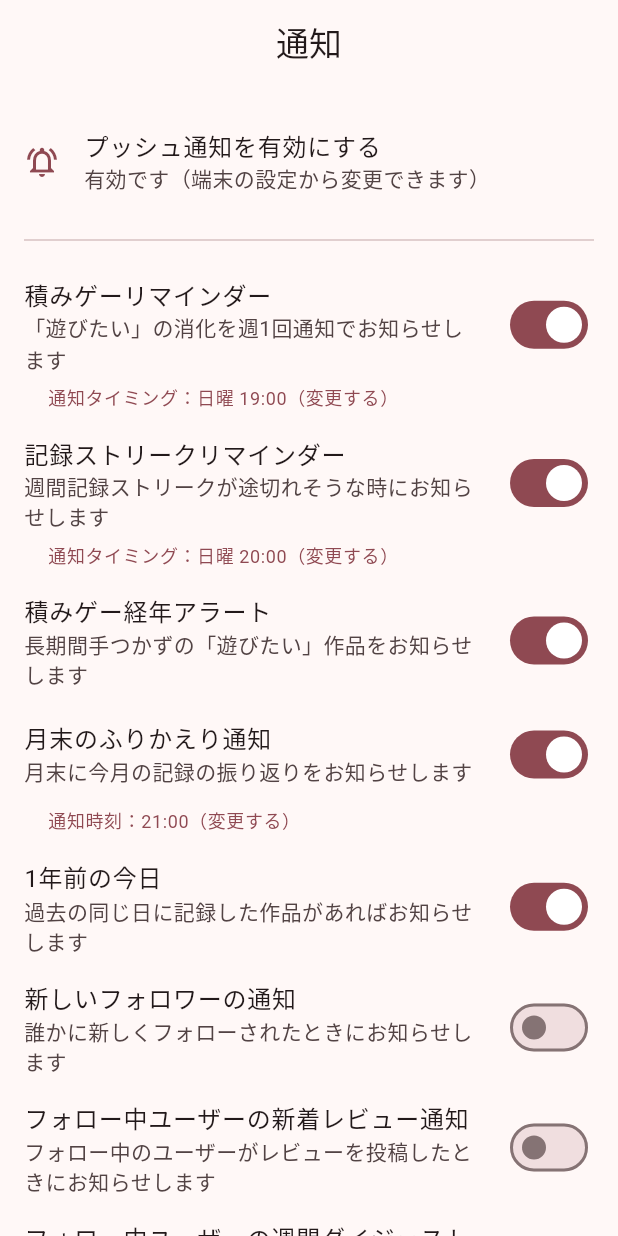
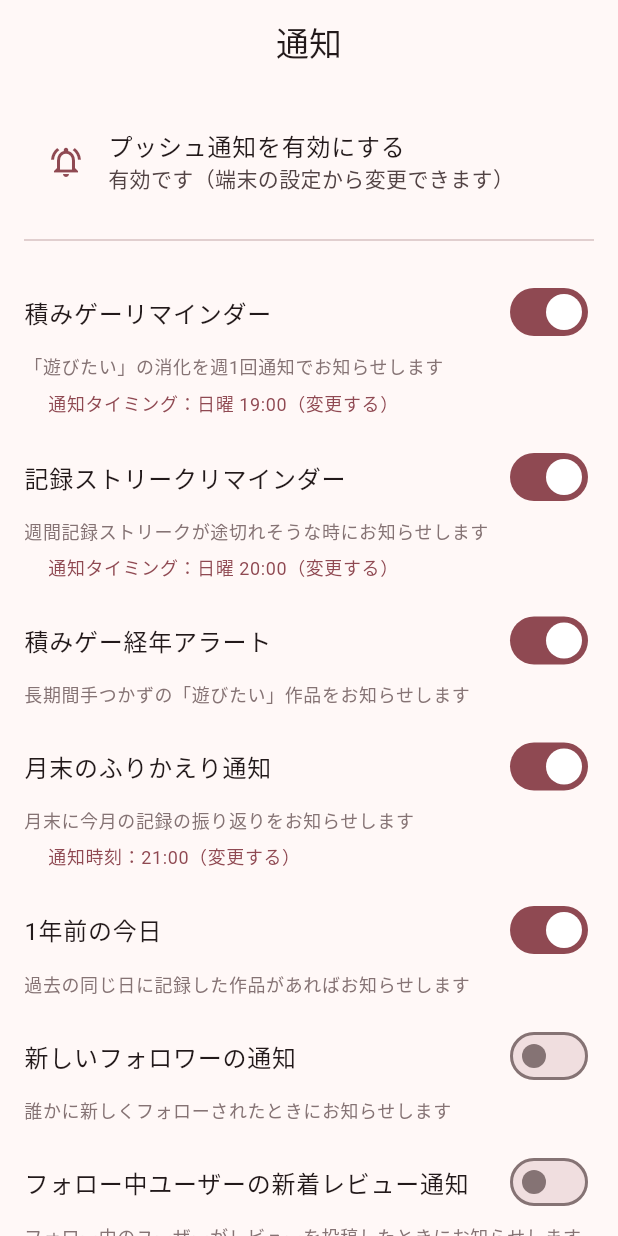
Before and after one commit to BIFFI1130/savepoint, a Flutter app: the SettingsNotificationsScreen screen opened by its route, on a phone screen of 412 x 824 dp. Run offline on Flutter 3.47's test engine with Material 3 defaults, Android fonts, the phone set to English and light mode, and no system bars; our stand-ins replace app_links, cached_network_image, firebase_analytics, firebase_core, firebase_crashlytics, firebase_messaging and 17 more; missing offline and left inert: app_tracking_transparency, home_widget, purchases_flutter; accounts and stored records are empty; network calls fail; statements that could not run were skipped.

Commit message:
トグル付き設定項目のレイアウトを見直し、不要な改行を防ぐ
SwitchListTileは説明文の幅もトグルの分だけ狭くなり、わずかな文字数でも
改行が起きやすかったため、タイトル+トグルを同じ行に、説明文はその下に
全幅で表示するToggleOptionTileを新設し、通知設定・プロフィール編集の
計9箇所を置き換える。

Co-Authored-By: Claude Sonnet 5 <noreply@anthropic.com>

```diff
--- /dev/null
+++ b/lib/core/widgets/toggle_option_tile.dart
@@ -0,0 +1,52 @@
+import 'package:flutter/material.dart';
+
+/// トグル付きの設定項目1件分の表示。
+///
+/// [SwitchListTile] はタイトル・説明文の両方の高さに渡ってトグルが横に
+/// 並ぶため、説明文の実際に使える幅がトグルの分だけ狭くなり、わずかな
+/// 文字数でも不要な改行が起きやすい。ここではタイトルとトグルだけを
+/// 同じ行に並べ、説明文はその下に全幅で表示する。
+class ToggleOptionTile extends StatelessWidget {
+  const ToggleOptionTile({
+    super.key,
+    required this.title,
+    required this.subtitle,
+    required this.value,
+    required this.onChanged,
+  });
+
+  final String title;
+  final String subtitle;
+  final bool value;
+  final ValueChanged<bool>? onChanged;
+
+  @override
+  Widget build(BuildContext context) {
+    return InkWell(
+      onTap: onChanged == null ? null : () => onChanged!(!value),
+      child: Padding(
+        padding: const EdgeInsets.symmetric(vertical: 8),
+        child: Column(
+          crossAxisAlignment: CrossAxisAlignment.start,
+          children: [
+            Row(
+              children: [
+                Expanded(
+                  child: Text(title, style: Theme.of(context).textTheme.bodyLarge),
+                ),
+                Switch(value: value, onChanged: onChanged),
+              ],
+            ),
+            const SizedBox(height: 4),
+            Text(
+              subtitle,
+              style: Theme.of(context).textTheme.bodySmall?.copyWith(
+                    color: Theme.of(context).colorScheme.outline,
+                  ),
+            ),
+          ],
+        ),
+      ),
+    );
+  }
+}
--- a/lib/features/settings/presentation/screens/settings_notifications_screen.dart
+++ b/lib/features/settings/presentation/screens/settings_notifications_screen.dart
@@ -8,6 +8,7 @@ import '../../../../core/notifications/memories_reminder_service.dart';
 import '../../../../core/notifications/monthly_recap_reminder_service.dart';
 import '../../../../core/notifications/push_notification_service.dart';
 import '../../../../core/notifications/streak_reminder_service.dart';
+import '../../../../core/widgets/toggle_option_tile.dart';
 import '../../../game_log/presentation/providers/log_providers.dart';
 import '../../../social/presentation/providers/social_providers.dart';
 
@@ -140,12 +141,11 @@ class _SettingsNotificationsScreenState
           Consumer(
             builder: (context, ref, _) {
               final enabledAsync = ref.watch(backlogReminderEnabledProvider);
-              return SwitchListTile(
+              return ToggleOptionTile(
                 value: enabledAsync.value ?? false,
                 onChanged: enabledAsync.isLoading ? null : _toggleBacklogReminder,
-                contentPadding: EdgeInsets.zero,
-                title: const Text('積みゲーリマインダー'),
-                subtitle: const Text('「遊びたい」の消化を週1回通知でお知らせします'),
+                title: '積みゲーリマインダー',
+                subtitle: '「遊びたい」の消化を週1回通知でお知らせします',
               );
             },
           ),
@@ -159,12 +159,11 @@ class _SettingsNotificationsScreenState
           Consumer(
             builder: (context, ref, _) {
               final enabledAsync = ref.watch(streakReminderEnabledProvider);
-              return SwitchListTile(
+              return ToggleOptionTile(
                 value: enabledAsync.value ?? false,
                 onChanged: enabledAsync.isLoading ? null : _toggleStreakReminder,
-                contentPadding: EdgeInsets.zero,
-                title: const Text('記録ストリークリマインダー'),
-                subtitle: const Text('週間記録ストリークが途切れそうな時にお知らせします'),
+                title: '記録ストリークリマインダー',
+                subtitle: '週間記録ストリークが途切れそうな時にお知らせします',
               );
             },
           ),
@@ -184,25 +183,23 @@ class _SettingsNotificationsScreenState
           Consumer(
             builder: (context, ref, _) {
               final enabledAsync = ref.watch(agedBacklogReminderEnabledProvider);
-              return SwitchListTile(
+              return ToggleOptionTile(
                 value: enabledAsync.value ?? false,
                 onChanged:
                     enabledAsync.isLoading ? null : _toggleAgedBacklogReminder,
-                contentPadding: EdgeInsets.zero,
-                title: const Text('積みゲー経年アラート'),
-                subtitle: const Text('長期間手つかずの「遊びたい」作品をお知らせします'),
+                title: '積みゲー経年アラート',
+                subtitle: '長期間手つかずの「遊びたい」作品をお知らせします',
               );
             },
           ),
           Consumer(
             builder: (context, ref, _) {
               final enabledAsync = ref.watch(monthlyRecapEnabledProvider);
-              return SwitchListTile(
+              return ToggleOptionTile(
                 value: enabledAsync.value ?? false,
                 onChanged: enabledAsync.isLoading ? null : _toggleMonthlyRecap,
-                contentPadding: EdgeInsets.zero,
-                title: const Text('月末のふりかえり通知'),
-                subtitle: const Text('月末に今月の記録の振り返りをお知らせします'),
+                title: '月末のふりかえり通知',
+                subtitle: '月末に今月の記録の振り返りをお知らせします',
               );
             },
           ),
@@ -216,66 +213,61 @@ class _SettingsNotificationsScreenState
           Consumer(
             builder: (context, ref, _) {
               final enabledAsync = ref.watch(memoriesReminderEnabledProvider);
-              return SwitchListTile(
+              return ToggleOptionTile(
                 value: enabledAsync.value ?? false,
                 onChanged:
                     enabledAsync.isLoading ? null : _toggleMemoriesReminder,
-                contentPadding: EdgeInsets.zero,
-                title: const Text('1年前の今日'),
-                subtitle: const Text('過去の同じ日に記録した作品があればお知らせします'),
+                title: '1年前の今日',
+                subtitle: '過去の同じ日に記録した作品があればお知らせします',
               );
             },
           ),
           Consumer(
             builder: (context, ref, _) {
               final profileAsync = ref.watch(myProfileProvider);
-              return SwitchListTile(
+              return ToggleOptionTile(
                 value: profileAsync.value?.notifyNewFollower ?? true,
                 onChanged:
                     profileAsync.isLoading ? null : _toggleNotifyNewFollower,
-                contentPadding: EdgeInsets.zero,
-                title: const Text('新しいフォロワーの通知'),
-                subtitle: const Text('誰かに新しくフォローされたときにお知らせします'),
+                title: '新しいフォロワーの通知',
+                subtitle: '誰かに新しくフォローされたときにお知らせします',
               );
             },
           ),
           Consumer(
             builder: (context, ref, _) {
               final profileAsync = ref.watch(myProfileProvider);
-              return SwitchListTile(
+              return ToggleOptionTile(
                 value: profileAsync.value?.notifyFollowingReviews ?? true,
                 onChanged: profileAsync.isLoading
                     ? null
                     : _toggleNotifyFollowingReviews,
-                contentPadding: EdgeInsets.zero,
-                title: const Text('フォロー中ユーザーの新着レビュー通知'),
-                subtitle: const Text('フォロー中のユーザーがレビューを投稿したときにお知らせします'),
+                title: 'フォロー中ユーザーの新着レビュー通知',
+                subtitle: 'フォロー中のユーザーがレビューを投稿したときにお知らせします',
               );
             },
           ),
           Consumer(
             builder: (context, ref, _) {
               final profileAsync = ref.watch(myProfileProvider);
-              return SwitchListTile(
+              return ToggleOptionTile(
                 value: profileAsync.value?.notifyWeeklyDigest ?? true,
                 onChanged:
                     profileAsync.isLoading ? null : _toggleNotifyWeeklyDigest,
-                contentPadding: EdgeInsets.zero,
-                title: const Text('フォロー中ユーザーの週間ダイジェスト'),
-                subtitle: const Text('週1回、フォロー中のユーザーの新着記録をまとめてお知らせします'),
+                title: 'フォロー中ユーザーの週間ダイジェスト',
+                subtitle: '週1回、フォロー中のユーザーの新着記録をまとめてお知らせします',
               );
             },
           ),
           Consumer(
             builder: (context, ref, _) {
               final profileAsync = ref.watch(myProfileProvider);
-              return SwitchListTile(
+              return ToggleOptionTile(
                 value: profileAsync.value?.notifyNewLike ?? true,
                 onChanged:
                     profileAsync.isLoading ? null : _toggleNotifyNewLike,
-                contentPadding: EdgeInsets.zero,
-                title: const Text('いいね通知'),
-                subtitle: const Text('自分の記録にいいねされたときにお知らせします'),
+                title: 'いいね通知',
+                subtitle: '自分の記録にいいねされたときにお知らせします',
               );
             },
           ),
@@ -332,7 +324,6 @@ class _PushPermissionTile extends ConsumerWidget {
         ),
     };
     return ListTile(
-      contentPadding: EdgeInsets.zero,
       leading: Icon(icon, color: color),
       title: const Text('プッシュ通知を有効にする'),
       subtitle: Text(subtitle),
--- a/lib/features/social/presentation/screens/my_profile_screen.dart
+++ b/lib/features/social/presentation/screens/my_profile_screen.dart
@@ -10,6 +10,7 @@ import '../../../../core/subscription/subscription_providers.dart';
 import '../../../../core/widgets/async_state_views.dart';
 import '../../../../core/widgets/avatar_image.dart';
 import '../../../../core/widgets/genre_badge_selector.dart';
+import '../../../../core/widgets/toggle_option_tile.dart';
 import '../../../favorites/presentation/providers/favorite_providers.dart';
 import '../../../favorites/presentation/widgets/favorite_games_list.dart';
 import '../../domain/social_profile.dart';
@@ -324,20 +325,18 @@ class _MyProfileScreenState extends ConsumerState<MyProfileScreen> {
             Consumer(
               builder: (context, ref, _) {
                 final profileAsync = ref.watch(myProfileProvider);
-                return SwitchListTile(
+                return ToggleOptionTile(
                   value: profileAsync.value?.showIdentityInPublicReviews ??
                       false,
                   onChanged: profileAsync.isLoading
                       ? null
                       : _toggleShowIdentityInPublicReviews,
-                  contentPadding: EdgeInsets.zero,
-                  title: const Text('「みんなのレビュー」に身元を表示する'),
-                  subtitle: const Text(
-                    'フォロー関係のない全ユーザーが見る「みんなのレビュー」に、あなたの'
-                    'ユーザー名・アバターを表示します（デフォルトでオン）。タップで'
-                    'プロフィールに遷移できるため、フォローされるきっかけになります。'
-                    'オフにすると匿名で表示されます。',
-                  ),
+                  title: '「みんなのレビュー」に身元を表示する',
+                  subtitle:
+                      'フォロー関係のない全ユーザーが見る「みんなのレビュー」に、あなたの'
+                      'ユーザー名・アバターを表示します（デフォルトでオン）。タップで'
+                      'プロフィールに遷移できるため、フォローされるきっかけになります。'
+                      'オフにすると匿名で表示されます。',
                 );
               },
             ),
```
